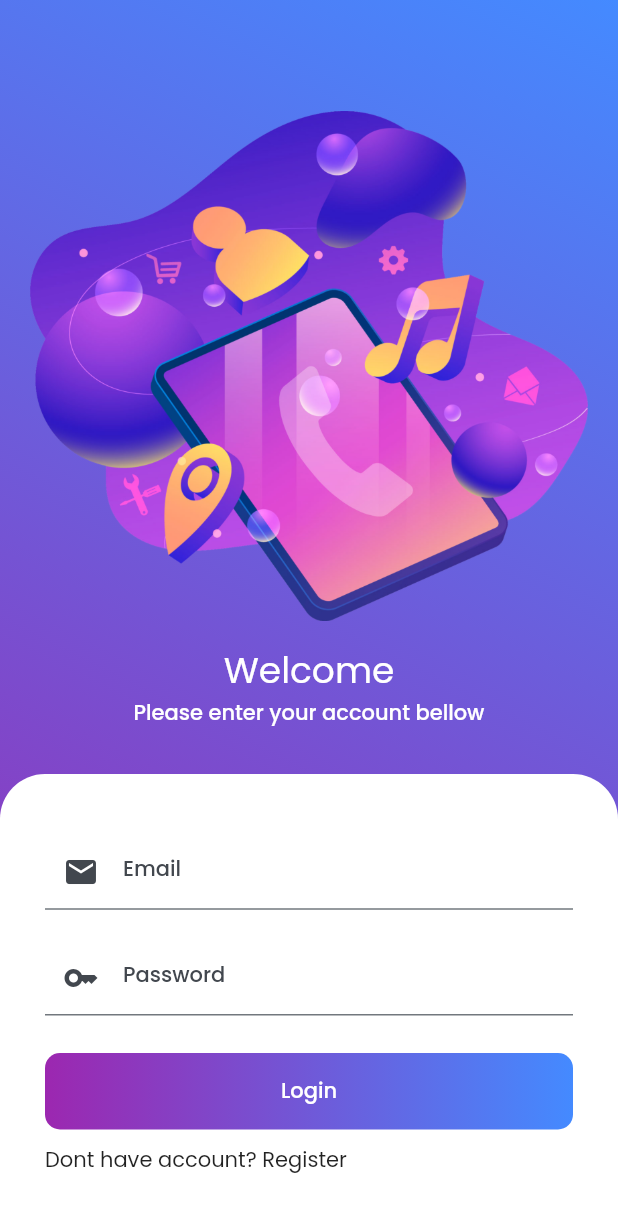
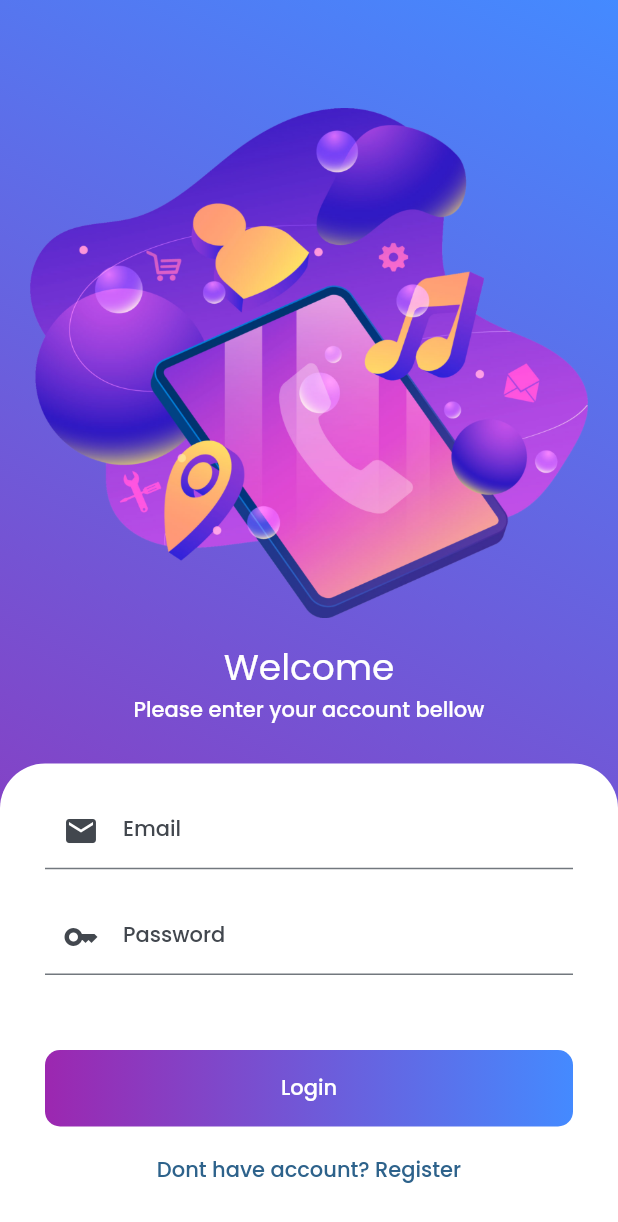
Before and after one commit to IvanSholana/chat_app, a Flutter app: the screen it shows after launch, on a phone screen of 412 x 824 dp. Shown: the top 1222 px of the screen. Run offline on Flutter 3.47's test engine with Material 2 defaults, Android fonts, the phone set to English and light mode, and no system bars; our stand-ins replace google_fonts.

Commit message:
add sign up mode

```diff
--- a/lib/screens/login_screen/main_login.dart
+++ b/lib/screens/login_screen/main_login.dart
@@ -2,8 +2,24 @@ import 'package:flutter/material.dart';
 import 'package:chat_app/screens/login_screen/widget/login_form.dart';
 import 'package:chat_app/screens/login_screen/widget/header_login.dart';
 
-class LoginScreen extends StatelessWidget {
-  LoginScreen({super.key});
+class LoginScreen extends StatefulWidget {
+  const LoginScreen({super.key});
+
+  @override
+  State<LoginScreen> createState() => _LoginScreenState();
+}
+
+class _LoginScreenState extends State<LoginScreen> {
+  bool _isLogin = true;
+
+  void cekLogin() {
+    setState(() {
+      _isLogin = !_isLogin;
+    });
+    print(_isLogin);
+  }
+
+  @override
   Widget build(BuildContext context) {
     return Scaffold(
       body: Container(
@@ -20,12 +36,15 @@ class LoginScreen extends StatelessWidget {
               children: [
                 Padding(
                   padding: const EdgeInsets.all(20),
-                  child: HeaderLogin(),
+                  child: HeaderLogin(isLogin: _isLogin),
                 ),
                 const SizedBox(
-                  height: 10,
+                  height: 5,
                 ),
-                LoginForm()
+                LoginForm(
+                  isLogin: _isLogin,
+                  isLoginCheck: cekLogin,
+                )
               ],
             ),
           )),
--- a/lib/screens/login_screen/widget/header_login.dart
+++ b/lib/screens/login_screen/widget/header_login.dart
@@ -1,7 +1,9 @@
 import 'package:flutter/material.dart';
 
 class HeaderLogin extends StatelessWidget {
-  HeaderLogin({super.key});
+  HeaderLogin({super.key, required this.isLogin});
+
+  bool isLogin;
 
   @override
   Widget build(BuildContext context) {
@@ -19,7 +21,9 @@ class HeaderLogin extends StatelessWidget {
               .copyWith(color: Colors.white),
         ),
         Text(
-          "Please enter your account bellow",
+          isLogin
+              ? "Please enter your account bellow"
+              : "Please ensure to enter the correct data",
           style: Theme.of(context)
               .textTheme
               .bodyLarge!
--- a/lib/screens/login_screen/widget/login_form.dart
+++ b/lib/screens/login_screen/widget/login_form.dart
@@ -1,6 +1,10 @@
 import 'package:flutter/material.dart';
 
 class LoginForm extends StatefulWidget {
+  LoginForm({super.key, required this.isLoginCheck, required this.isLogin});
+  void Function() isLoginCheck;
+  bool isLogin;
+
   @override
   State<StatefulWidget> createState() {
     return _LoginFormState();
@@ -11,7 +15,7 @@ class _LoginFormState extends State<LoginForm> {
   @override
   Widget build(BuildContext context) {
     return Container(
-      padding: const EdgeInsets.symmetric(vertical: 40, horizontal: 30),
+      padding: const EdgeInsets.symmetric(vertical: 20, horizontal: 30),
       decoration: const BoxDecoration(
         color: Colors.white,
         borderRadius: BorderRadius.only(
@@ -22,6 +26,9 @@ class _LoginFormState extends State<LoginForm> {
       child: Form(
         child: Column(children: [
           TextFormField(
+            keyboardType: TextInputType.emailAddress,
+            autocorrect: false,
+            textCapitalization: TextCapitalization.none,
             decoration: const InputDecoration(
               labelText: "Email",
               prefixIcon: Icon(Icons.email),
@@ -31,10 +38,30 @@ class _LoginFormState extends State<LoginForm> {
             height: 20,
           ),
           TextFormField(
-              decoration: const InputDecoration(
-            labelText: "Password",
-            prefixIcon: Icon(Icons.key),
-          )),
+            obscureText: true,
+            decoration: const InputDecoration(
+              labelText: "Password",
+              prefixIcon: Icon(Icons.key),
+            ),
+          ),
+          widget.isLogin
+              ? const SizedBox(
+                  height: 25,
+                )
+              : Column(
+                  children: [
+                    const SizedBox(
+                      height: 20,
+                    ),
+                    TextFormField(
+                      obscureText: true,
+                      decoration: const InputDecoration(
+                        labelText: "Confirmation Password",
+                        prefixIcon: Icon(Icons.key),
+                      ),
+                    ),
+                  ],
+                ),
           const SizedBox(
             height: 25,
           ),
@@ -50,7 +77,7 @@ class _LoginFormState extends State<LoginForm> {
                   colors: [Colors.purple, Colors.blueAccent],
                 ),
               ),
-              child: Text("Login",
+              child: Text(widget.isLogin ? "Login" : "Sign Up",
                   style: Theme.of(context)
                       .textTheme
                       .bodyLarge!
@@ -58,12 +85,19 @@ class _LoginFormState extends State<LoginForm> {
             ),
           ),
           const SizedBox(
-            height: 10,
+            height: 5,
           ),
-          const Align(
-            alignment: Alignment.bottomLeft,
-            child: Text(
-              "Dont have account? Register",
+          Align(
+            alignment: Alignment.center,
+            child: TextButton(
+              onPressed: () {
+                setState(() {
+                  widget.isLoginCheck();
+                });
+              },
+              child: Text(widget.isLogin
+                  ? "Dont have account? Register"
+                  : "Have an account? Login"),
             ),
           )
         ]),
```
